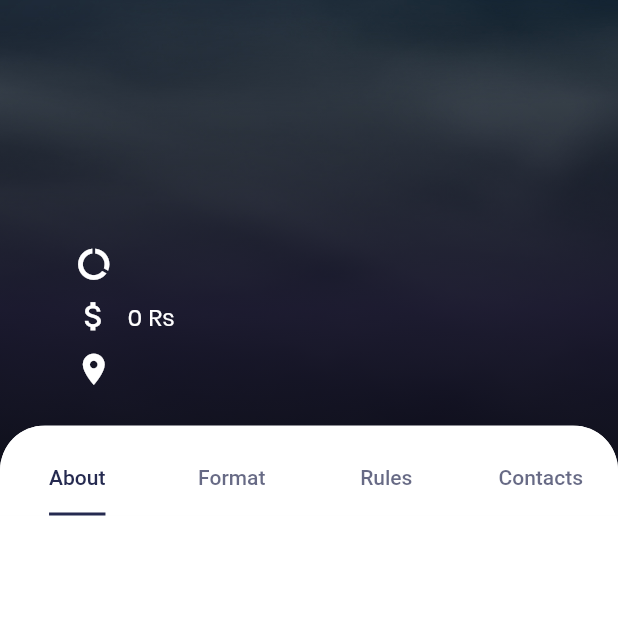
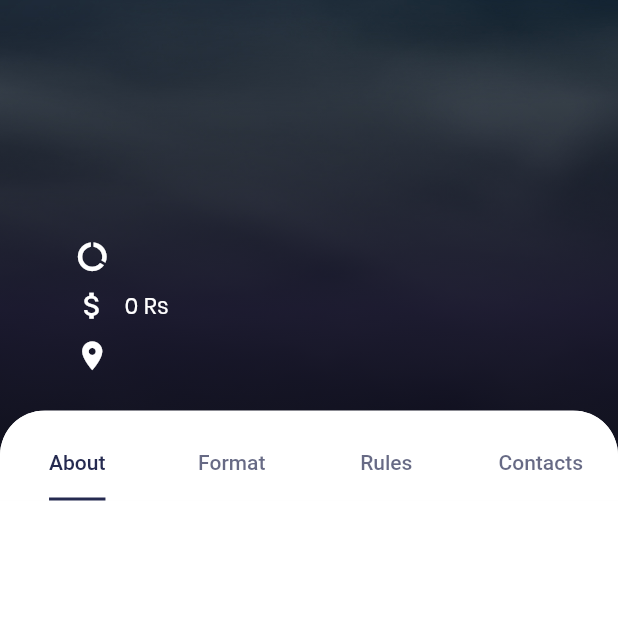
Before and after one commit to Excel-MEC/Excel-App-2020, a Flutter app: the EventPageBody screen opened directly with empty values, after a tap on "More Details", on a phone screen of 412 x 824 dp, the top half of it. Run offline on Flutter 3.47's test engine with Material 2 defaults, Android fonts, the phone set to English and light mode, and no system bars; our stand-ins replace cached_network_image, carousel_slider, connectivity, font_awesome_flutter, introduction_screen, shared_preferences and 1 more; missing offline and left inert: flutter_auth0, searchable_dropdown; accounts and stored records are empty; network calls fail.

```diff
--- a/lib/UI/Components/Appbar/appbar.dart
+++ b/lib/UI/Components/Appbar/appbar.dart
@@ -9,8 +9,9 @@
       titleText,
       style: TextStyle(
         color: primaryColor,
-        fontSize: 22,
-        fontWeight: FontWeight.bold,
+        fontSize: 19,
+        fontWeight: FontWeight.w600,
+        fontFamily: pfontFamily
       ),
     ),
     backgroundColor: Colors.white
--- a/lib/UI/Screens/EventPage/Widgets/eventDescription.dart
+++ b/lib/UI/Screens/EventPage/Widgets/eventDescription.dart
@@ -31,7 +31,7 @@
     children: <Widget>[
       Icon(
         icon,
-        size: 25.0,
+        size: 23.0,
         color: Colors.white,
       ),
       SizedBox(width: 10.0),
@@ -40,7 +40,7 @@
           text,
           style: TextStyle(
             color: Colors.white,
-            fontSize: 16.0,
+            fontSize: 15.0,
             fontFamily: pfontFamily,
             fontWeight: FontWeight.w500,
           ),
--- a/lib/UI/Screens/EventPage/Widgets/eventPageBody.dart
+++ b/lib/UI/Screens/EventPage/Widgets/eventPageBody.dart
@@ -101,7 +101,7 @@
                         style: TextStyle(
                           decoration: TextDecoration.none,
                           fontFamily: pfontFamily,
-                          fontSize: 30.0,
+                          fontSize: 26.0,
                           fontWeight: FontWeight.w800,
                           color: textColor,
                         ),
--- a/lib/UI/Screens/EventPage/Widgets/moreDetailsPage.dart
+++ b/lib/UI/Screens/EventPage/Widgets/moreDetailsPage.dart
@@ -53,7 +53,7 @@
                               decoration: TextDecoration.none,
                               fontFamily: pfontFamily,
                               height: 1.0,
-                              fontSize: 30.0,
+                              fontSize: 26.0,
                               fontWeight: FontWeight.w800,
                               color: Colors.white,
                             ),
@@ -146,7 +146,7 @@
         margin: EdgeInsets.symmetric(horizontal: 20, vertical: 20),
         child: Text(
           txt.toString(),
-          style: TextStyle(color: primaryColor, fontSize: 17.0),
+          style: TextStyle(color: primaryColor, fontSize: 15.0, fontFamily: pfontFamily),
         ),
       ),
     );
--- a/lib/UI/Screens/HomePage/Widgets/Categories/categories.dart
+++ b/lib/UI/Screens/HomePage/Widgets/Categories/categories.dart
@@ -31,11 +31,6 @@
         CategoryCard(categoriesMap[2]),
         CategoryCard(categoriesMap[3]),
         CategoryCard(categoriesMap[4]),
-
-        // Extras
-        Container(
-          height: MediaQuery.of(context).size.height / 4,
-        )
       ],
     );
   }
--- a/lib/UI/Screens/HomePage/Widgets/Categories/categoryCard.dart
+++ b/lib/UI/Screens/HomePage/Widgets/Categories/categoryCard.dart
@@ -76,7 +76,8 @@
                       ),
                     );
                   },
-                  child: Text('View'),
+                  child:
+                      Text('View', style: TextStyle(fontFamily: pfontFamily)),
                   shape: RoundedRectangleBorder(
                     borderRadius: BorderRadius.circular(5),
                   ),
--- a/lib/UI/Screens/HomePage/Widgets/home_appBar.dart
+++ b/lib/UI/Screens/HomePage/Widgets/home_appBar.dart
@@ -5,13 +5,14 @@
   return AppBar(
     leading: Icon(Icons.menu, color: primaryColor),
     backgroundColor: Colors.white,
-    elevation: 7,
+    elevation: 2,
     title: Text(
       'Excel 2020',
       style: TextStyle(
         color: primaryColor,
-        fontSize: 25,
+        fontSize: 20,
         fontWeight: FontWeight.bold,
+        fontFamily: pfontFamily
       ),
     ),
     actions: <Widget>[
--- a/lib/UI/Screens/ProfilePage/profile_page.dart
+++ b/lib/UI/Screens/ProfilePage/profile_page.dart
@@ -109,7 +109,7 @@
 Widget cardBuilder(String name, bool check) {
   return Card(
     margin: EdgeInsets.symmetric(vertical: 5, horizontal: 4),
-    elevation: 3,
+    elevation: 2,
     child: ListTile(
       title: Row(
         children: <Widget>[
--- a/lib/UI/Themes/profile_themes.dart
+++ b/lib/UI/Themes/profile_themes.dart
@@ -23,7 +23,8 @@
   );
   static var detailsTextStyle = TextStyle(
     color: primaryColor,
-    fontSize: 18,
+    fontSize: 16,
     fontWeight: FontWeight.w500,
+    fontFamily: pfontFamily
   );
 }
--- a/pubspec.yaml
+++ b/pubspec.yaml
@@ -25,6 +25,7 @@
   url_launcher: ^5.4.2
   carousel_slider: ^1.4.1
   introduction_screen: ^1.0.8
+  font_awesome_flutter: ^8.4.0
 
 
 dev_dependencies:
```
Also changed, not shown: lib/UI/Screens/HomePage/Widgets/socialIcons.dart (added, +82 -0 lines), lib/UI/Screens/HomePage/homePage.dart (+7 -3 lines), lib/UI/constants.dart (line endings or trailing spaces), pubspec.lock.
